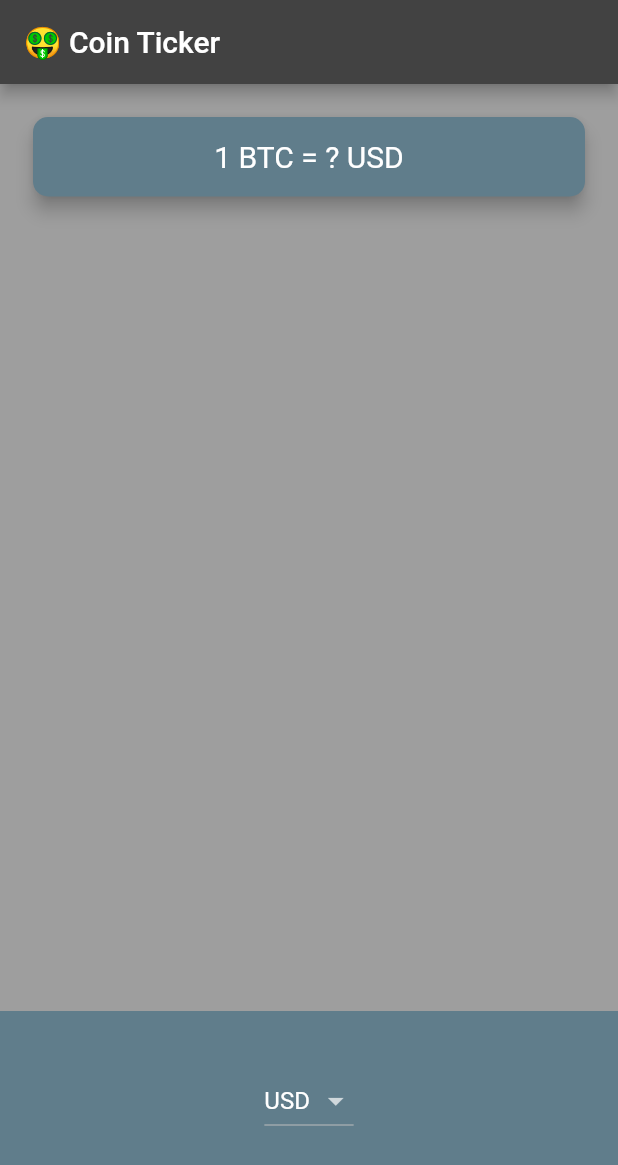
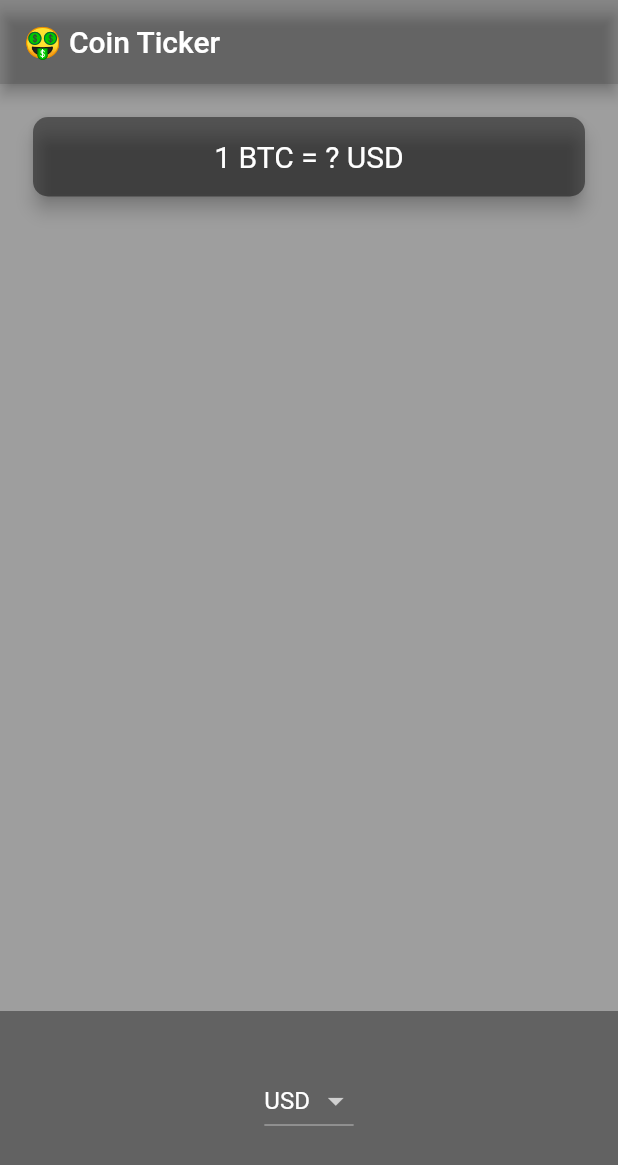
Before and after one commit to FreshhDevv/bitcoin-ticker, a Flutter app: the screen it shows after launch, on a phone screen of 412 x 824 dp. Shown: the top 1165 px of the screen. Run offline on Flutter 3.47's test engine with Material 2 defaults, Android fonts, the phone set to English and light mode, and no system bars.

Commit message:
Refactor UI

```diff
--- a/lib/main.dart
+++ b/lib/main.dart
@@ -13,7 +13,7 @@ class MyApp extends StatelessWidget {
   Widget build(BuildContext context) {
     return MaterialApp(
       theme: ThemeData.dark().copyWith(
-        primaryColor: Colors.deepPurple,
+        // primaryColor: Colors.deepPurple,
         scaffoldBackgroundColor: Colors.grey,
       ),
       home: PriceScreen(),
--- a/lib/price_screen.dart
+++ b/lib/price_screen.dart
@@ -26,6 +26,7 @@ class _PriceScreenState extends State<PriceScreen> {
     getDropdownItems();
     return Scaffold(
       appBar: AppBar(
+        backgroundColor: Colors.black12,
         title: Text('🤑 Coin Ticker'),
       ),
       body: Column(
@@ -35,7 +36,7 @@ class _PriceScreenState extends State<PriceScreen> {
           Padding(
             padding: EdgeInsets.fromLTRB(18.0, 18.0, 18.0, 0),
             child: Card(
-              color: Colors.blueGrey,
+              color: Colors.black45,
               elevation: 5.0,
               shape: RoundedRectangleBorder(
                 borderRadius: BorderRadius.circular(10.0),
@@ -57,7 +58,7 @@ class _PriceScreenState extends State<PriceScreen> {
             height: 150.0,
             alignment: Alignment.center,
             padding: EdgeInsets.only(bottom: 30.0),
-            color: Colors.blueGrey,
+            color: Colors.black38,
             child: DropdownButton<String>(
               value: selectedCurrency,
               items: getDropdownItems(),
```
